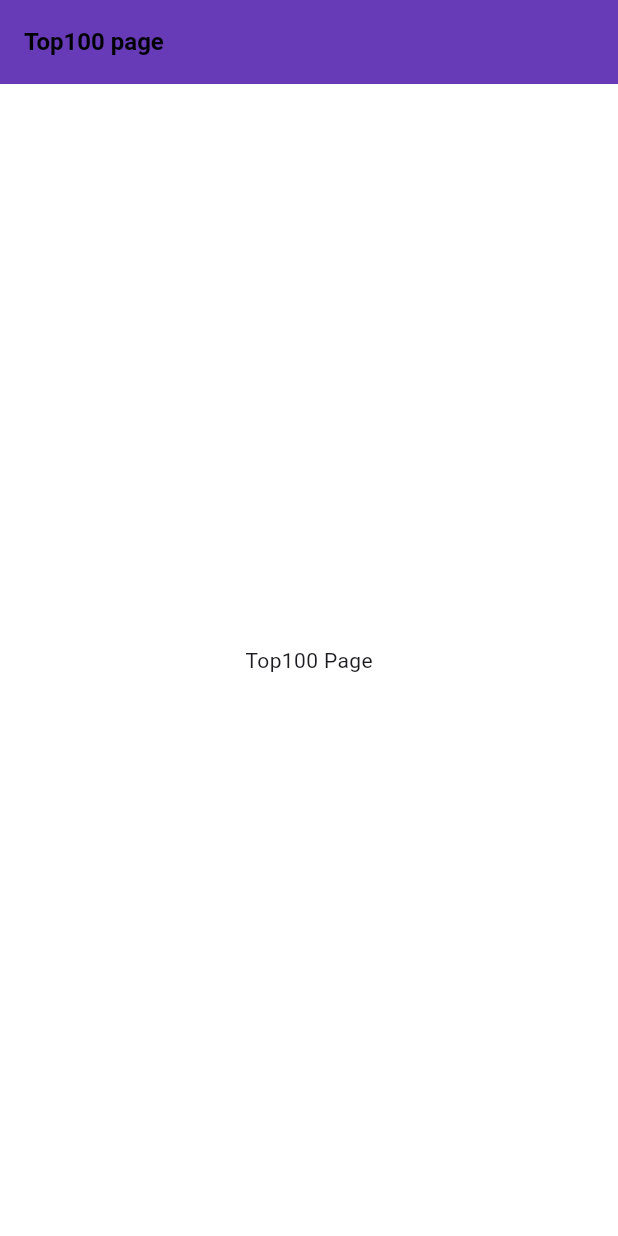
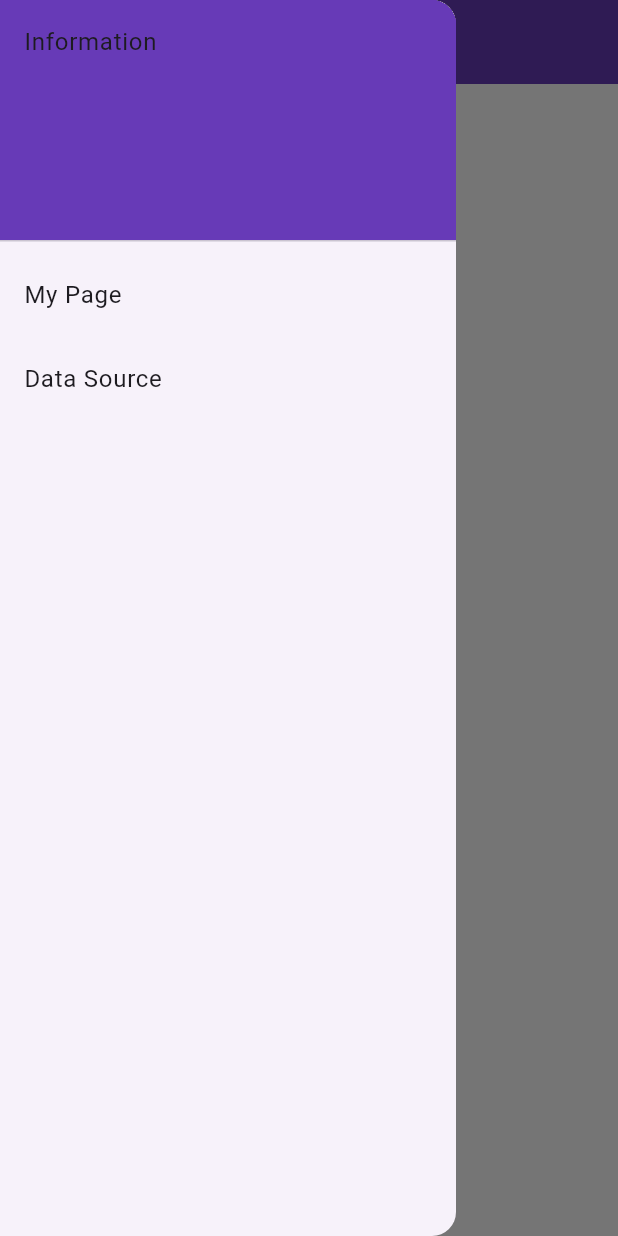
Before and after one commit to rlaalsrl0922/FSP, a Flutter app: the TopScreen screen opened directly, with the side drawer open (before the commit the screen has no drawer), on a phone screen of 412 x 824 dp. Run offline on Flutter 3.47's test engine with Material 3 defaults, Android fonts, the phone set to English and light mode, and no system bars; our stand-ins replace csv, google_fonts, syncfusion_flutter_charts, unicons.

```diff
--- a/lib/screens/TopScreen.dart
+++ b/lib/screens/TopScreen.dart
@@ -10,6 +10,27 @@ class TopScreen extends StatelessWidget {
         title: Row(
             children: [const Text('Top100 page')]
         )
-    ), body: Center(child: Text('Top100 Page')));
+    ), body: Center(child: Text('Top100 Page')),
+        drawer: Drawer(
+          child: ListView(
+              padding: EdgeInsets.zero,
+              children: [
+          DrawerHeader(
+          child: Text('Information'),
+          decoration: BoxDecoration(
+            color: Colors.deepPurple,
+          ),
+        ),
+        ListTile(
+          title: Text('My Page'),
+          onTap: () {
+            Navigator.pop(context);
+          },
+        ),
+        ListTile(
+        title: Text('Data Source'),
+    onTap: () {
+      Navigator.pop(context);
+    })])));
   }
 }
```
